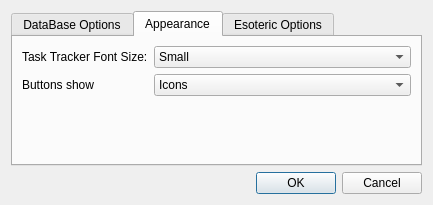
Before: the Qt Designer form Charm/CharmPreferences.ui in KDAB/Charm, drawn with Qt 5.
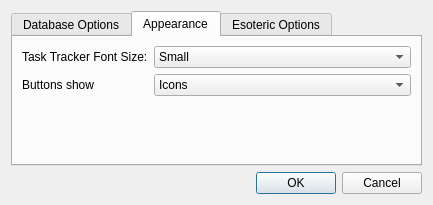
After: the same form once the commit is applied.

Commit message: Fix DataBase casing error.

```diff
--- a/Charm/CharmPreferences.ui
+++ b/Charm/CharmPreferences.ui
@@ -20,7 +20,7 @@
      </property>
      <widget class="QWidget" name="tabDatabase" >
       <attribute name="title" >
-       <string>DataBase Options</string>
+       <string>Database Options</string>
       </attribute>
       <layout class="QVBoxLayout" name="verticalLayout" >
        <item>
```
